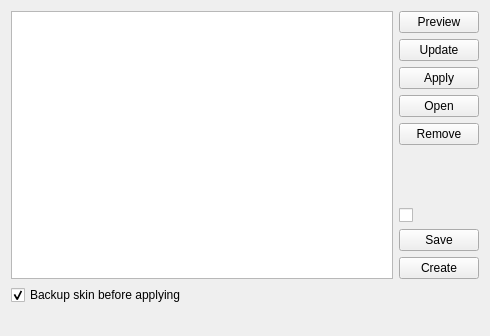
Before: the Qt Designer form plugins/generic/skinsplugin/skinsplugin.ui in psi-plus/psi-plus-snapshots, drawn with Qt 5.
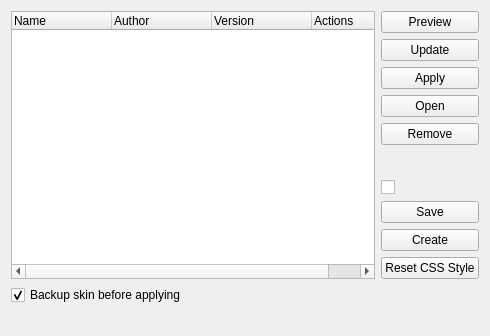
After: the same form once the commit is applied.

Commit message:
Current version of Psi+ is 1.6_b1.105
It is based on:
* psi: 86c69fe6
* plugins: 1e943ef
* psimedia: 5e349f8
* resources: 19af109

Patch:
```diff
--- a/plugins/generic/skinsplugin/skinsplugin.ui
+++ b/plugins/generic/skinsplugin/skinsplugin.ui
@@ -20,7 +20,7 @@
    <item>
     <layout class="QHBoxLayout" name="horizontalLayout">
      <item>
-      <widget class="QListWidget" name="lw_skins">
+      <widget class="QTreeWidget" name="lw_skins">
        <property name="sizePolicy">
         <sizepolicy hsizetype="MinimumExpanding" vsizetype="MinimumExpanding">
          <horstretch>0</horstretch>
@@ -33,6 +33,35 @@
          <height>16777215</height>
         </size>
        </property>
+       <property name="rootIsDecorated">
+        <bool>false</bool>
+       </property>
+       <property name="uniformRowHeights">
+        <bool>true</bool>
+       </property>
+       <property name="columnCount">
+        <number>4</number>
+       </property>
+       <column>
+        <property name="text">
+         <string>Name</string>
+        </property>
+       </column>
+       <column>
+        <property name="text">
+         <string>Author</string>
+        </property>
+       </column>
+       <column>
+        <property name="text">
+         <string>Version</string>
+        </property>
+       </column>
+       <column>
+        <property name="text">
+         <string>Actions</string>
+        </property>
+       </column>
       </widget>
      </item>
      <item>
@@ -130,6 +159,16 @@
          </property>
         </widget>
        </item>
+       <item>
+        <widget class="QPushButton" name="pb_reset_css">
+         <property name="toolTip">
+          <string>Reset CSS-related settings to default skin values</string>
+         </property>
+         <property name="text">
+          <string>Reset CSS Style</string>
+         </property>
+        </widget>
+       </item>
       </layout>
      </item>
     </layout>
```
Left out of the diff: 2 changed lines with no effect on the pictures. The commit also changes 15 other files.
